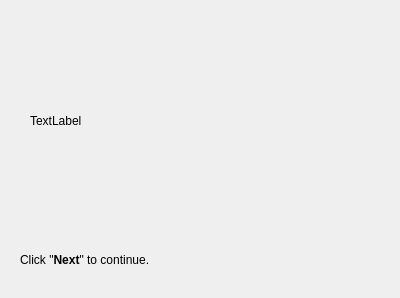
First picture: the form in ui/wizards/intro.ui, repository GunioRobot/speechcontrol, before the edit.
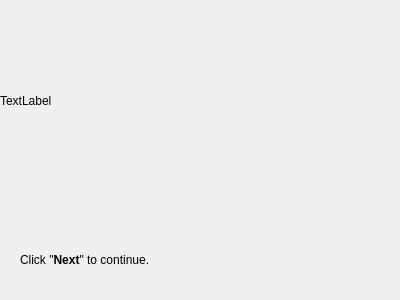
Second picture: the form after the edit.

Commit message: Added microphone configuration page to FirstRun wizard. Making good progress.

The edit to the form file:
```diff
--- a/ui/wizards/intro.ui
+++ b/ui/wizards/intro.ui
@@ -7,17 +7,35 @@
     <x>0</x>
     <y>0</y>
     <width>400</width>
-    <height>298</height>
+    <height>300</height>
    </rect>
   </property>
+  <property name="minimumSize">
+   <size>
+    <width>400</width>
+    <height>300</height>
+   </size>
+  </property>
+  <property name="maximumSize">
+   <size>
+    <width>400</width>
+    <height>300</height>
+   </size>
+  </property>
   <property name="windowTitle">
    <string>WizardPage</string>
   </property>
+  <property name="title">
+   <string>Introduction</string>
+  </property>
+  <property name="subTitle">
+   <string>Summary of the wizard.</string>
+  </property>
   <widget class="QLabel" name="labelSummary">
    <property name="geometry">
     <rect>
-     <x>30</x>
-     <y>20</y>
+     <x>0</x>
+     <y>0</y>
      <width>321</width>
      <height>201</height>
     </rect>
@@ -25,6 +43,9 @@
    <property name="text">
     <string>TextLabel</string>
    </property>
+   <property name="wordWrap">
+    <bool>true</bool>
+   </property>
   </widget>
   <widget class="QLabel" name="label">
    <property name="geometry">
```
The commit also changes 9 other files.
